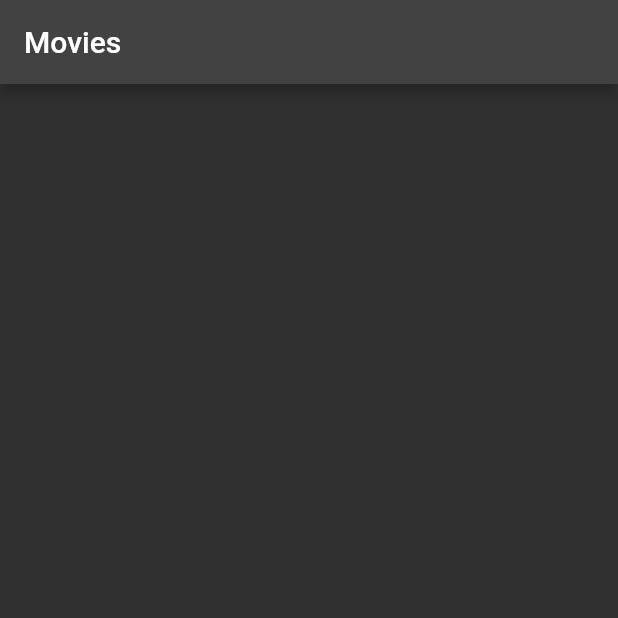
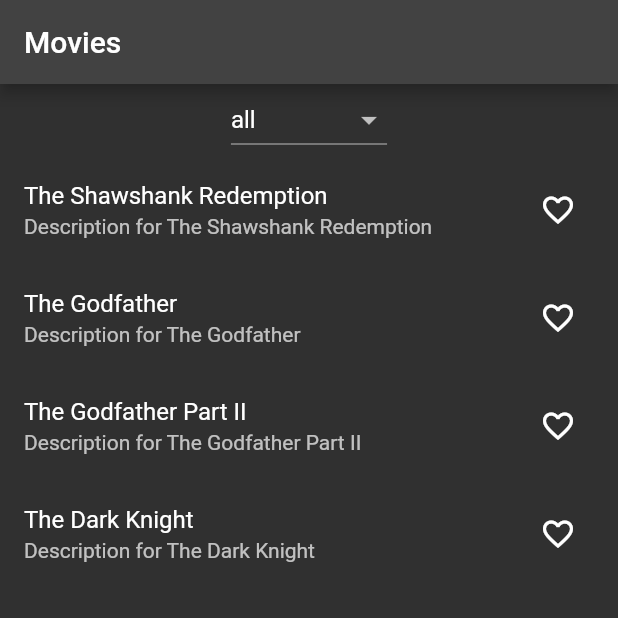
Before and after one commit to sebcrisan/movieslist, a Flutter app: the screen it shows after launch, on a phone screen of 412 x 824 dp, the top half of it. Run offline on Flutter 3.47's test engine with Material 2 defaults, Android fonts, the phone set to English and light mode, and no system bars; our stand-ins replace hooks_riverpod.

Commit message:
feat: refactor filmswidget -> filmslist, add UI

```diff
--- a/lib/main.dart
+++ b/lib/main.dart
@@ -123,11 +123,11 @@ final notFavoriteFilmsProvider = Provider<Iterable<Film>>(
 );
 
 // Films list widget
-class FilmsWidget extends ConsumerWidget {
+class FilmsList extends ConsumerWidget {
   // AlwaysAliveProvider is a mixin, shared by Provider and StateNotifierProvider
   final AlwaysAliveProviderBase<Iterable<Film>> provider;
 
-  const FilmsWidget({required this.provider, Key? key}) : super(key: key);
+  const FilmsList({required this.provider, Key? key}) : super(key: key);
 
   @override
   Widget build(BuildContext context, WidgetRef ref) {
@@ -213,6 +213,22 @@ class MyHomePage extends ConsumerWidget {
       appBar: AppBar(
         title: const Text('Movies'),
       ),
+      body: Column(
+        children: [
+          const FilterWidget(),
+          Consumer(builder: (context, ref, child) {
+            final filter = ref.watch(favoriteStatusProvider);
+            switch (filter) {
+              case FavoriteStatus.all:
+                return FilmsList(provider: allFilmsProvider);
+              case FavoriteStatus.favorite:
+                return FilmsList(provider: favoriteFilmsProvider);
+              case FavoriteStatus.notFavorite:
+                return FilmsList(provider: notFavoriteFilmsProvider);
+            }
+          })
+        ],
+      ),
     );
   }
 }
```
